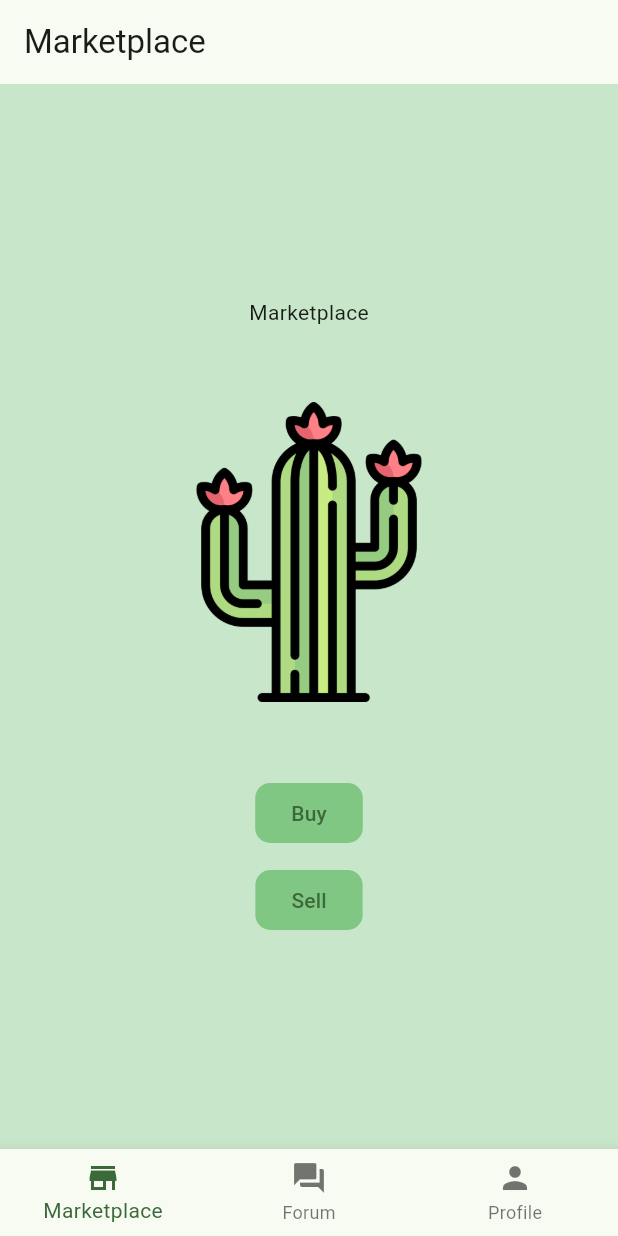
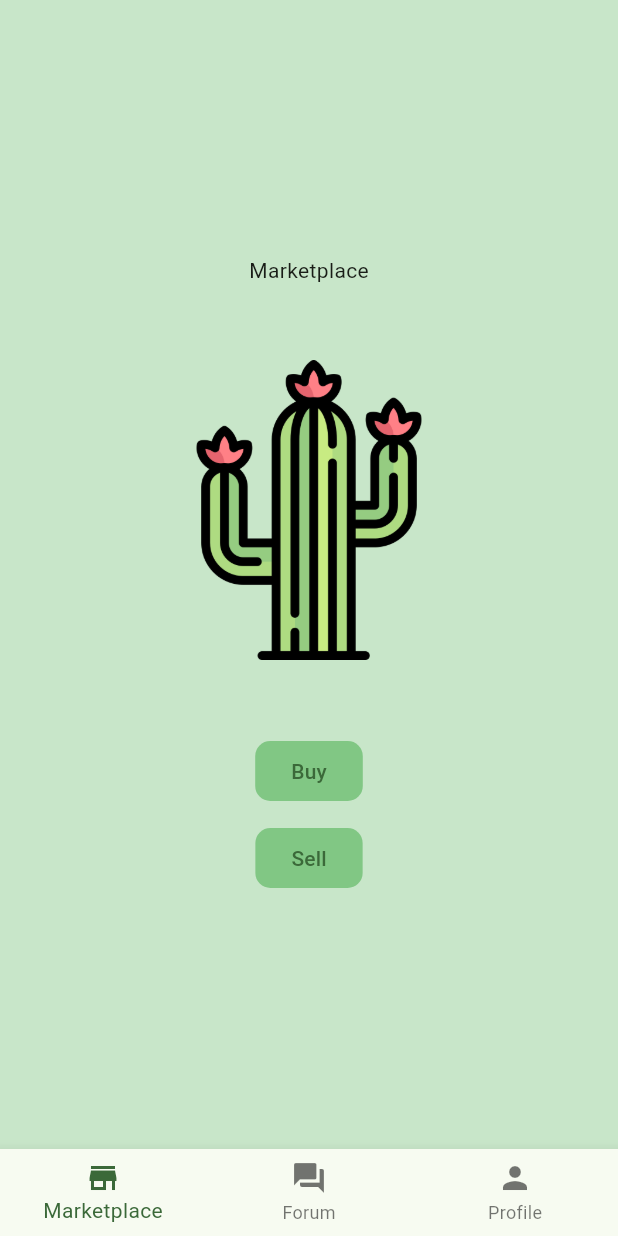
Before and after one commit to ajisairen/ingrained, a Flutter app: the screen it shows after launch, after a tap on "Sell", on a phone screen of 412 x 824 dp. Run offline on Flutter 3.47's test engine with Material 3 defaults, Android fonts, the light colour scheme and no system bars.

Commit message:
reformatted pages, persistent navbar

```diff
--- a/lib/main.dart
+++ b/lib/main.dart
@@ -2,7 +2,8 @@ import 'package:flutter/material.dart';
 import 'src/components/nav_bar.dart';
 import 'src/pages/forum_page.dart';
 import 'src/pages/profile_page.dart';
-import 'src/pages/marketplace_page.dart';
+import 'src/pages/buy_sell_page.dart';
+// import 'src/pages/marketplace_page.dart';
 
 void main() async {
   runApp(MyApp());
@@ -32,7 +33,7 @@ class MyApp extends StatelessWidget {
         ),
       ),
       routes: {
-        '/marketplace': (context) => const MarketPage(),
+        '/buy_sell': (context) => const BuySellPage(),
         '/forum': (context) => const ForumPage(),
         '/profile': (context) => const ProfilePage(),
       },
--- a/lib/src/components/nav_bar.dart
+++ b/lib/src/components/nav_bar.dart
@@ -2,6 +2,7 @@ import 'package:flutter/material.dart';
 import '../pages/forum_page.dart';
 import '../pages/profile_page.dart';
 import '../pages/marketplace_page.dart';
+import '../pages/buy_sell_page.dart';
 
 class NavBar extends StatefulWidget {
   @override
@@ -12,30 +13,60 @@ class _NavBarState extends State<NavBar> {
   int pageIndex = 0;
   final PageController pageController = PageController();
 
+  final List<GlobalKey<NavigatorState>> _navigatorKeys = [
+    GlobalKey<NavigatorState>(),
+    GlobalKey<NavigatorState>(),
+    GlobalKey<NavigatorState>(),
+  ];
+
+  void _onItemTapped(int index) {
+    if (pageIndex == index) {
+      _navigatorKeys[index].currentState?.popUntil((route) => route.isFirst);
+    } else {
+      setState(() {
+        pageIndex = index;
+      });
+    }
+  }
+
+  Widget _buildOffstageNavigator(int index) {
+    return Offstage(
+      offstage: pageIndex != index,
+      child: Navigator(
+        key: _navigatorKeys[index],
+        onGenerateRoute: (routeSettings) {
+          return MaterialPageRoute(
+            builder: (context) {
+              switch (index) {
+                case 0:
+                  return BuySellPage();
+                case 1:
+                  return ForumPage();
+                case 2:
+                  return ProfilePage();
+                default:
+                  return BuySellPage();
+              }
+            },
+          );
+        },
+      ),
+    );
+  }
+
   @override
   Widget build(BuildContext context) {
     return Scaffold(
-      body: PageView(
-        controller: pageController,
-        onPageChanged: (index) {
-          setState(() {
-            pageIndex = index;
-          });
-        },
-        children: const [
-          MarketPage(),
-          ForumPage(),
-          ProfilePage(),
+      body: Stack(
+        children: [
+          _buildOffstageNavigator(0),
+          _buildOffstageNavigator(1),
+          _buildOffstageNavigator(2),
         ],
       ),
       bottomNavigationBar: BottomNavigationBar(
         currentIndex: pageIndex,
-        onTap: (index) {
-          setState(() {
-            pageIndex = index;
-          });
-          pageController.jumpToPage(index);
-        },
+        onTap: _onItemTapped,
         items: const [
           BottomNavigationBarItem(
             icon: Icon(Icons.store),
--- /dev/null
+++ b/lib/src/pages/buy_sell_page.dart
@@ -0,0 +1,46 @@
+import 'package:flutter/material.dart';
+import 'marketplace_page.dart';
+
+class BuySellPage extends StatelessWidget {
+  const BuySellPage({super.key});
+
+  @override
+  Widget build(BuildContext context) {
+    return Scaffold(
+        // appBar: AppBar(title: Text("Marketplace")),
+        backgroundColor: Colors.green[100],
+        body: SafeArea(
+            child: Center(
+          child: Column(
+            mainAxisAlignment: MainAxisAlignment.center,
+            children: [
+              Center(child: Text("Marketplace")),
+              const SizedBox(height: 50),
+              Image.asset(
+                'assets/images/cactus.png',
+                width: 200,
+                height: 200,
+                fit: BoxFit.cover,
+              ),
+              const SizedBox(height: 50),
+              ElevatedButton(
+                onPressed: () {
+                  Navigator.push(
+                    context,
+                    MaterialPageRoute(builder: (context) => const MarketPage()),
+                  );
+                },
+                child: Text('Buy'),
+              ),
+              const SizedBox(height: 10),
+              ElevatedButton(
+                onPressed: () {
+                  // Add your onPressed code here!
+                },
+                child: Text('Sell'),
+              ),
+            ],
+          ),
+        )));
+  }
+}
--- a/lib/src/pages/marketplace_page.dart
+++ b/lib/src/pages/marketplace_page.dart
@@ -14,27 +14,6 @@ class MarketPage extends StatelessWidget {
             mainAxisAlignment: MainAxisAlignment.center,
             children: [
               Center(child: Text("Marketplace")),
-              const SizedBox(height: 50),
-              Image.asset(
-                'assets/images/cactus.png',
-                width: 200,
-                height: 200,
-                fit: BoxFit.cover,
-              ),
-              const SizedBox(height: 50),
-              ElevatedButton(
-                onPressed: () {
-                  // Add your onPressed code here!
-                },
-                child: Text('Buy'),
-              ),
-              const SizedBox(height: 10),
-              ElevatedButton(
-                onPressed: () {
-                  // Add your onPressed code here!
-                },
-                child: Text('Sell'),
-              ),
             ],
           ),
         )));
```
